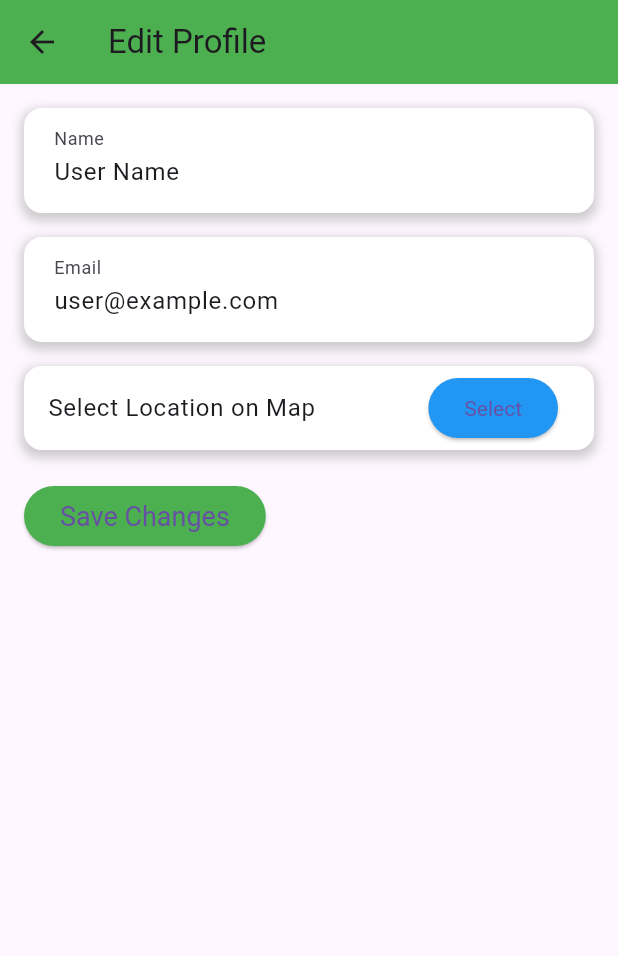
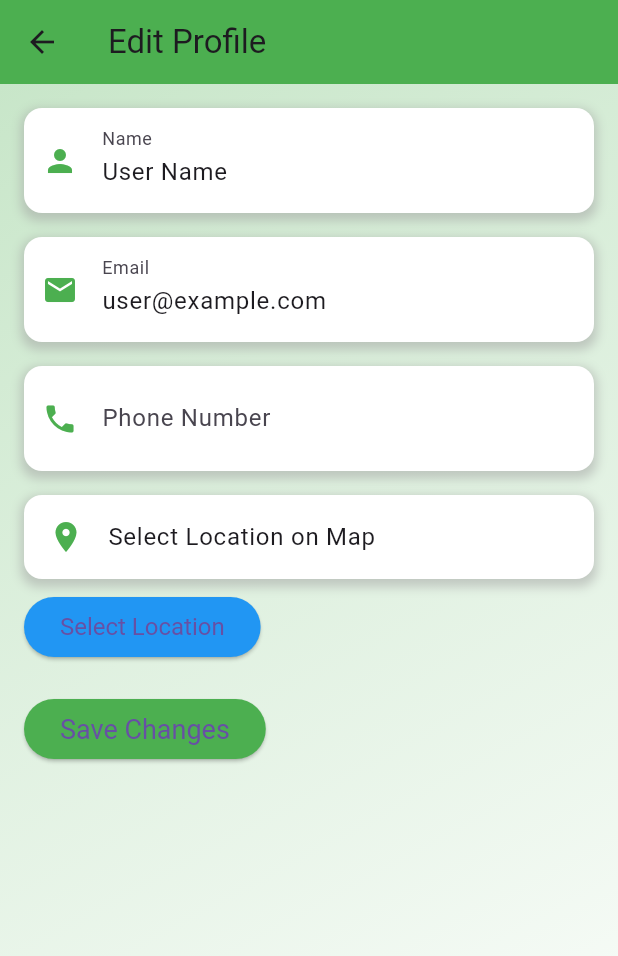
Before and after one commit to phichettong/newapp2, a Flutter app: the HomeScreen screen opened directly, in the side drawer, after a tap on "Edit Profile", on a phone screen of 412 x 824 dp. Shown: the top 956 px of the screen. Run offline on Flutter 3.47's test engine with Material 3 defaults, Android fonts, the phone set to English and light mode, and no system bars; our stand-ins replace geocoding, google_maps_flutter, shared_preferences; accounts and stored records are empty.

Commit message:
Initial commit

```diff
--- a/lib/edit.dart
+++ b/lib/edit.dart
@@ -1,10 +1,12 @@
 import 'package:flutter/material.dart';
+import 'package:shared_preferences/shared_preferences.dart';
+import 'map_selection_screen.dart';
 
 class EditScreen extends StatefulWidget {
   final String name;
   final String email;
 
-  EditScreen({required this.name, required this.email, required String address});
+  EditScreen({required this.name, required this.email, required String phone, required String address});
 
   @override
   _EditScreenState createState() => _EditScreenState();
@@ -13,6 +15,7 @@ class EditScreen extends StatefulWidget {
 class _EditScreenState extends State<EditScreen> {
   late TextEditingController _nameController;
   late TextEditingController _emailController;
+  late TextEditingController _phoneController; // สำหรับหมายเลขโทรศัพท์
   String _address = "Select Location on Map"; // ค่าที่อยู่เริ่มต้น
 
   @override
@@ -20,6 +23,24 @@ class _EditScreenState extends State<EditScreen> {
     super.initState();
     _nameController = TextEditingController(text: widget.name);
     _emailController = TextEditingController(text: widget.email);
+    _phoneController = TextEditingController(); // กำหนดค่าเริ่มต้นสำหรับหมายเลขโทรศัพท์
+    _loadData(); // โหลดข้อมูลเมื่อเริ่มต้น
+  }
+
+  Future<void> _loadData() async {
+    SharedPreferences prefs = await SharedPreferences.getInstance();
+    setState(() {
+      _phoneController.text = prefs.getString('phone') ?? '';
+      _address = prefs.getString('address') ?? "Select Location on Map";
+    });
+  }
+
+  Future<void> _saveData() async {
+    SharedPreferences prefs = await SharedPreferences.getInstance();
+    await prefs.setString('name', _nameController.text);
+    await prefs.setString('email', _emailController.text);
+    await prefs.setString('phone', _phoneController.text);
+    await prefs.setString('address', _address);
   }
 
   @override
@@ -29,17 +50,26 @@ class _EditScreenState extends State<EditScreen> {
         title: Text('Edit Profile'),
         backgroundColor: Colors.green,
       ),
-      body: Padding(
+      body: Container(
+        decoration: BoxDecoration(
+          gradient: LinearGradient(
+            colors: [Colors.green.shade100, Colors.white],
+            begin: Alignment.topLeft,
+            end: Alignment.bottomRight,
+          ),
+        ),
         padding: const EdgeInsets.all(16.0),
         child: Column(
           crossAxisAlignment: CrossAxisAlignment.start,
           children: [
-            _buildTextField(controller: _nameController, label: 'Name'),
+            _buildTextField(controller: _nameController, label: 'Name', icon: Icons.person),
             SizedBox(height: 16),
-            _buildTextField(controller: _emailController, label: 'Email'),
+            _buildTextField(controller: _emailController, label: 'Email', icon: Icons.email),
+            SizedBox(height: 16),
+            _buildTextField(controller: _phoneController, label: 'Phone Number', icon: Icons.phone),
             SizedBox(height: 16),
 
-            // แสดงที่อยู่และปุ่มสำหรับไปยังหน้าแผนที่
+            // แสดงที่อยู่พร้อมไอคอน
             Container(
               decoration: BoxDecoration(
                 color: Colors.white,
@@ -54,8 +84,14 @@ class _EditScreenState extends State<EditScreen> {
                 ],
               ),
               child: ListTile(
+                leading: Icon(Icons.location_on, color: Colors.green), // ไอคอนที่อยู่
                 title: Text(_address, style: TextStyle(fontSize: 16)),
-                trailing: ElevatedButton(
+              ),
+            ),
+            SizedBox(height: 8),
+
+            // ปุ่มสำหรับไปยังหน้าแผนที่
+            ElevatedButton(
               onPressed: () async {
                 final selectedAddress = await Navigator.push(
                   context,
@@ -67,21 +103,21 @@ class _EditScreenState extends State<EditScreen> {
                   });
                 }
               },
-                  child: Text('Select'),
+              child: Text('Select Location'),
               style: ElevatedButton.styleFrom(
                 backgroundColor: Colors.blue,
-                    textStyle: TextStyle(fontSize: 14),
-                  ),
-                ),
+                textStyle: TextStyle(fontSize: 16),
               ),
             ),
             SizedBox(height: 20),
+
             ElevatedButton(
               onPressed: () {
-                // บันทึกข้อมูลที่แก้ไข
+                _saveData(); // บันทึกข้อมูลที่แก้ไข
                 Navigator.pop(context, {
                   'name': _nameController.text,
                   'email': _emailController.text,
+                  'phone': _phoneController.text, // เพิ่มหมายเลขโทรศัพท์
                   'address': _address,
                 });
               },
@@ -97,7 +133,7 @@ class _EditScreenState extends State<EditScreen> {
     );
   }
 
-  Widget _buildTextField({required TextEditingController controller, required String label}) {
+  Widget _buildTextField({required TextEditingController controller, required String label, required IconData icon}) {
     return Container(
       decoration: BoxDecoration(
         color: Colors.white,
@@ -114,6 +150,7 @@ class _EditScreenState extends State<EditScreen> {
       child: TextField(
         controller: controller,
         decoration: InputDecoration(
+          prefixIcon: Icon(icon, color: Colors.green), // ไอคอนที่ด้านหน้า
           labelText: label,
           border: InputBorder.none,
           contentPadding: EdgeInsets.symmetric(vertical: 15, horizontal: 20),
@@ -122,33 +159,3 @@ class _EditScreenState extends State<EditScreen> {
     );
   }
 }
-
-class MapSelectionScreen extends StatelessWidget {
-  @override
-  Widget build(BuildContext context) {
-    return Scaffold(
-      appBar: AppBar(
-        title: Text('Select Location'),
-        backgroundColor: Colors.green,
-      ),
-      body: Center(
-        child: Column(
-          mainAxisAlignment: MainAxisAlignment.center,
-          children: [
-            Text(
-              'Map will be displayed here',
-              style: TextStyle(fontSize: 24),
-            ),
-            SizedBox(height: 20),
-            ElevatedButton(
-              onPressed: () {
-                Navigator.pop(context, "Sample Address"); // ส่งค่าที่อยู่กลับไป
-              },
-              child: Text('Select Sample Location'),
-            ),
-          ],
-        ),
-      ),
-    );
-  }
-}
--- a/lib/home.dart
+++ b/lib/home.dart
@@ -15,6 +15,7 @@ class _HomeScreenState extends State<HomeScreen> {
   String userName = 'User Name'; // ชื่อผู้ใช้
   String userEmail = 'user@example.com'; // อีเมลผู้ใช้
   String userAddress = 'User Address'; // ที่อยู่ผู้ใช้
+  String userPhone = '123-456-7890'; // หมายเลขโทรศัพท์ผู้ใช้
 
   @override
   Widget build(BuildContext context) {
@@ -28,8 +29,6 @@ class _HomeScreenState extends State<HomeScreen> {
           padding: EdgeInsets.zero,
           children: [
             UserAccountsDrawerHeader(
-              accountName: Text(userName, style: TextStyle(color: Colors.black)),
-              accountEmail: Text(userEmail, style: TextStyle(color: Colors.black)),
               decoration: BoxDecoration(color: Colors.grey), // เปลี่ยนสีพื้นหลังของส่วนหัว
               currentAccountPicture: CircleAvatar(
                 backgroundColor: Colors.green,
@@ -38,6 +37,32 @@ class _HomeScreenState extends State<HomeScreen> {
                   style: TextStyle(fontSize: 40.0, color: Colors.white),
                 ),
               ),
+              accountName: Row(
+                children: [
+                  Icon(Icons.person, color: Colors.white), // ไอคอนชื่อผู้ใช้
+                  SizedBox(width: 8.0),
+                  Expanded(
+                    child: Text(userName, style: TextStyle(color: Colors.black)),
+                  ),
+                ],
+              ),
+              accountEmail: Row(
+                children: [
+                  Icon(Icons.email, color: Colors.white), // ไอคอนอีเมล
+                  SizedBox(width: 8.0),
+                  Expanded(
+                    child: Text(userEmail, style: TextStyle(color: Colors.black)),
+                  ),
+                ],
+              ),
+            ),
+            // หมายเลขโทรศัพท์
+            ListTile(
+              leading: Icon(Icons.phone, color: Colors.green), // ไอคอนหมายเลขโทรศัพท์
+              title: Text(userPhone),
+              onTap: () {
+                // สามารถเพิ่มการทำงานเมื่อกดหมายเลขโทรศัพท์ได้
+              },
             ),
             ListTile(
               leading: Icon(Icons.edit),
@@ -51,6 +76,7 @@ class _HomeScreenState extends State<HomeScreen> {
                       name: userName,
                       email: userEmail,
                       address: userAddress,
+                      phone: userPhone, // เพิ่มหมายเลขโทรศัพท์ไปยังหน้าแก้ไข
                     ),
                   ),
                 );
@@ -60,6 +86,7 @@ class _HomeScreenState extends State<HomeScreen> {
                     userName = updatedInfo['name'];
                     userEmail = updatedInfo['email'];
                     userAddress = updatedInfo['address'];
+                    userPhone = updatedInfo['phone']; // อัปเดตหมายเลขโทรศัพท์
                   });
                 }
               },
@@ -92,10 +119,10 @@ class _HomeScreenState extends State<HomeScreen> {
               mainAxisSpacing: 16.0,
               crossAxisSpacing: 16.0,
               children: [
-                _buildMenuButton(context, 'assets/eat.jpg', Icons.fastfood, 'Menu', MenuScreen()), // เปลี่ยนที่นี่
-                _buildMenuButton(context, 'assets/fruits.jpg', Icons.local_drink, 'Fruity', FruityScreen()), // เปลี่ยนที่นี่
-                _buildMenuButton(context, 'assets/bakery.jpg', Icons.bakery_dining, 'Bakery', BakeryScreen()), // เปลี่ยนที่นี่
-                _buildMenuButton(context, 'assets/bmi.jpg', Icons.monitor_weight, 'BMI', BmiCalculatorScreen()), // เปลี่ยนที่นี่
+                _buildMenuButton(context, 'assets/eat.jpg', Icons.fastfood, 'Menu', MenuScreen()),
+                _buildMenuButton(context, 'assets/fruits.jpg', Icons.local_drink, 'Fruity', FruityScreen()),
+                _buildMenuButton(context, 'assets/bakery.jpg', Icons.bakery_dining, 'Bakery', BakeryScreen()),
+                _buildMenuButton(context, 'assets/bmi.jpg', Icons.monitor_weight, 'BMI', BmiCalculatorScreen()),
               ],
             ),
           ),
@@ -113,7 +140,7 @@ class _HomeScreenState extends State<HomeScreen> {
             onTap: () {
               Navigator.push(
                 context,
-                MaterialPageRoute(builder: (context) => nextPage), // นำไปยังหน้าที่ระบุ
+                MaterialPageRoute(builder: (context) => nextPage),
               );
             },
             child: Container(
@@ -144,7 +171,7 @@ class _HomeScreenState extends State<HomeScreen> {
           onPressed: () {
             Navigator.push(
               context,
-              MaterialPageRoute(builder: (context) => nextPage), // นำไปยังหน้าที่ระบุ
+              MaterialPageRoute(builder: (context) => nextPage),
             );
           },
           style: ElevatedButton.styleFrom(
--- a/pubspec.yaml
+++ b/pubspec.yaml
@@ -30,8 +30,9 @@ environment:
 dependencies:
   flutter:
     sdk: flutter
-
-
+  google_maps_flutter: ^2.0.10
+  geocoding: ^2.1.0
+  shared_preferences: ^2.0.0
   # The following adds the Cupertino Icons font to your application.
   # Use with the CupertinoIcons class for iOS style icons.
   cupertino_icons: ^1.0.8
```
Also changed, not shown: lib/map_selection_screen.dart (+60 -5 lines), pubspec.lock, 3 other files. Lines whose indentation alone changed are shown as unchanged.
